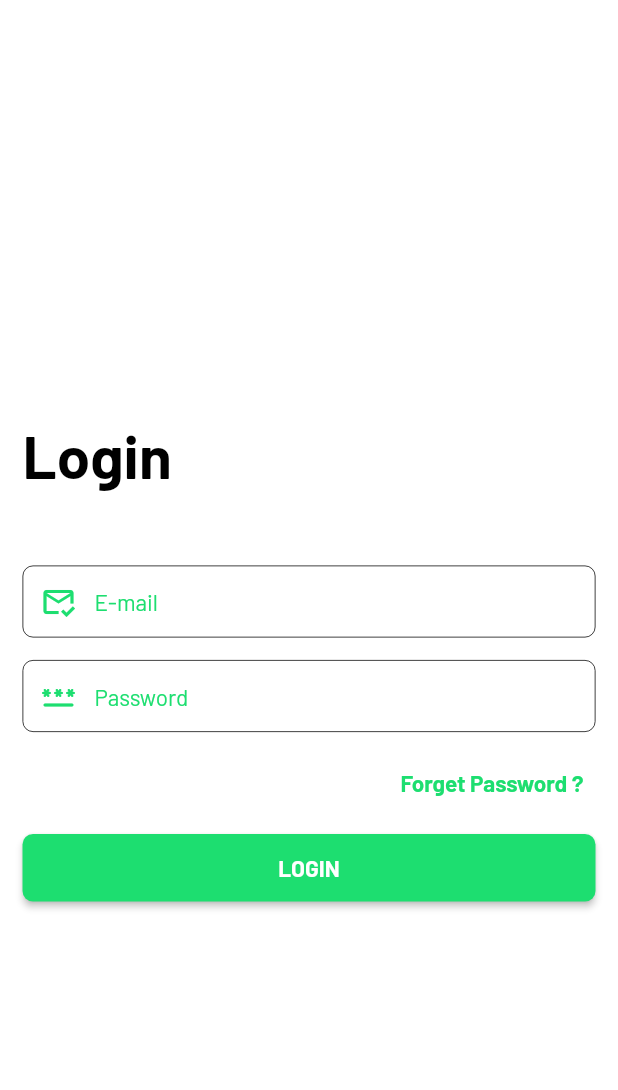
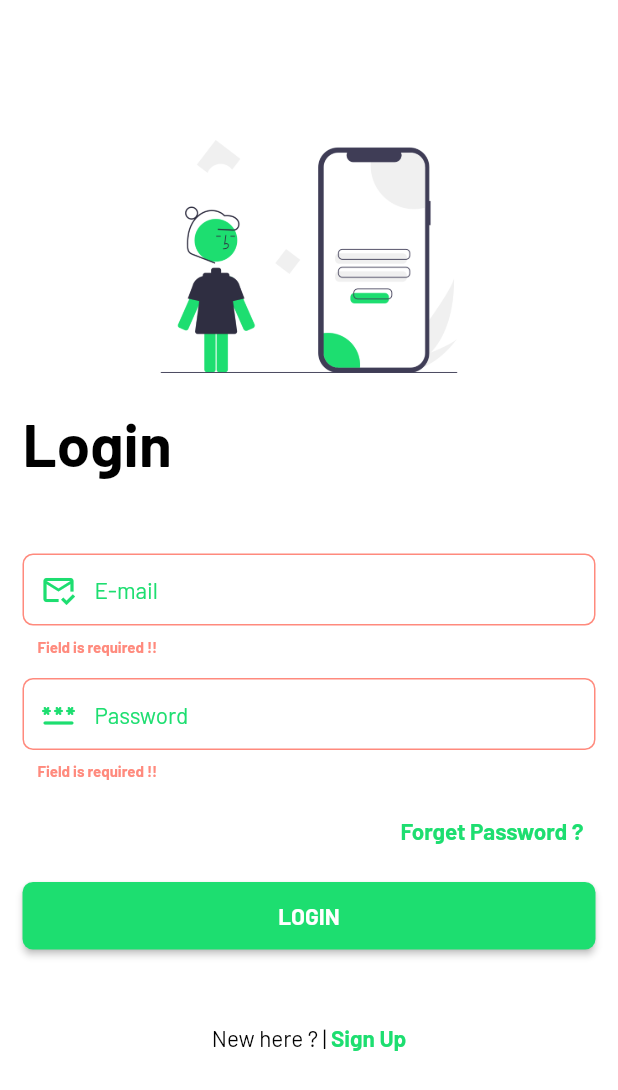
Before and after one commit to Neloy-SWE/E-Commerce-App, a Flutter app: the screen it shows after launch, after a tap on "LOGIN", on a phone screen of 412 x 824 dp. Shown: the top 1090 px of the screen. Run offline on Flutter 3.47's test engine with Material 2 defaults, Android fonts, the phone set to English and light mode, and no system bars.

Commit message:
login page ui fully complete

```diff
--- a/lib/components/app_theme.dart
+++ b/lib/components/app_theme.dart
@@ -34,7 +34,7 @@ class AppTheme {
         fontSize: 40,
         color: Colors.black,
       ),
-      headline4:TextStyle(
+      headline4: TextStyle(
         fontFamily: AllText.bold,
         fontSize: 10,
         color: AllColor.errorColor,
@@ -55,5 +55,6 @@ class AppTheme {
         color: AllColor.primaryColor,
       ),
     ),
+    colorScheme: ColorScheme.fromSwatch().copyWith(secondary: AllColor.primaryColor),
   );
 }
--- a/lib/screens/auth/login.dart
+++ b/lib/screens/auth/login.dart
@@ -1,8 +1,11 @@
 import 'package:flutter/material.dart';
 import 'package:my_ecommerce/components/all_input.dart';
 import 'package:my_ecommerce/components/buttons/general_button.dart';
+import 'package:my_ecommerce/screens/auth/signup.dart';
 import 'package:my_ecommerce/utils/constants.dart';
 import 'package:my_ecommerce/utils/strings.dart';
+
+import '../../utils/colors.dart';
 
 class LogIn extends StatefulWidget {
   const LogIn({Key? key}) : super(key: key);
@@ -15,7 +18,7 @@ class _LogInState extends State<LogIn> {
   final TextEditingController _emailController = TextEditingController();
   final TextEditingController _passController = TextEditingController();
 
-  int a = 0;
+  final _formKeyLogIn = GlobalKey<FormState>();
 
   @override
   dispose() {
@@ -29,15 +32,19 @@ class _LogInState extends State<LogIn> {
   @override
   Widget build(BuildContext context) {
     return Scaffold(
+      resizeToAvoidBottomInset: true,
       appBar: AppBar(
         backgroundColor: Colors.white,
       ),
-      body: Padding(
+      body: ListView(
         padding: Constants.paddingAll15,
-        child: Column(
-          mainAxisAlignment: MainAxisAlignment.center,
-          crossAxisAlignment: CrossAxisAlignment.start,
         children: [
+          Image.asset(
+            "assets/images/login.png",
+            height: 200,
+            width: double.infinity,
+          ),
+
           // login text
           Text(
             AllText.login,
@@ -45,6 +52,11 @@ class _LogInState extends State<LogIn> {
           ),
           Constants.gapH50,
 
+          //log in form
+          Form(
+            key: _formKeyLogIn,
+            child: Column(
+              children: [
                 // text field: email
                 AllInput.generaInput(
                   context: context,
@@ -54,6 +66,17 @@ class _LogInState extends State<LogIn> {
                   prefixIcon: Icons.mark_email_read_outlined,
                   label: AllText.email,
                   hint: AllText.emailHint,
+                  validatorFunction: (value) {
+                    String pattern =
+                        r"^[a-zA-Z0-9.a-zA-Z0-9.!#$%&'*+-/=?^_`{|}~]+@[a-zA-Z0-9]+\.[a-zA-Z]+";
+                    RegExp regExp = RegExp(pattern);
+                    if (value!.isEmpty) {
+                      return "Field is required !!";
+                    } else if (!regExp.hasMatch(value)) {
+                      return 'Please enter valid email';
+                    }
+                    return null;
+                  },
                 ),
                 Constants.gapH15,
 
@@ -62,13 +85,24 @@ class _LogInState extends State<LogIn> {
                   context: context,
                   controller: _passController,
                   textInputType: TextInputType.visiblePassword,
-              enterAction: TextInputAction.go,
+                  enterAction: TextInputAction.done,
                   prefixIcon: Icons.password_rounded,
                   label: AllText.password,
                   hint: AllText.passHint,
                   secure: true,
+                  validatorFunction: (value) {
+                    if (value!.isEmpty) {
+                      return "Field is required !!";
+                    } else if (value.length < 6) {
+                      return "password length is less than 6 !!";
+                    }
+                    return null;
+                  },
                 ),
                 Constants.gapH10,
+              ],
+            ),
+          ),
 
           // forget password
           Align(
@@ -89,13 +123,44 @@ class _LogInState extends State<LogIn> {
             btnText: AllText.loginCap,
             onTap: loginOnTap,
           ),
+          Constants.gapH50,
+
+          // sign up option
+          Row(
+            mainAxisAlignment: MainAxisAlignment.center,
+            children: [
+              Text(
+                AllText.newHere,
+                style: Theme.of(context).textTheme.bodyText1,
+              ),
+              GestureDetector(
+                onTap: goToSignUp,
+                child: Text(
+                  AllText.signUp,
+                  style: Theme.of(context).textTheme.bodyText1!.copyWith(
+                        color: AllColor.primaryColor,
+                        fontFamily: AllText.bold,
+                      ),
+                ),
+              ),
             ],
           ),
+        ],
       ),
     );
   }
 
   void loginOnTap() {
-    setState(() {});
+    if (_formKeyLogIn.currentState!.validate()) {
+      FocusScopeNode currentFocus = FocusScope.of(context);
+      if (!currentFocus.hasPrimaryFocus) {
+        currentFocus.unfocus();
       }
     }
+  }
+
+  void goToSignUp() {
+    Navigator.of(context).pushReplacement(
+        MaterialPageRoute(builder: (builder) => const SignUp()));
+  }
+}
--- /dev/null
+++ b/lib/screens/auth/signup.dart
@@ -0,0 +1,19 @@
+
+
+import 'package:flutter/material.dart';
+
+class SignUp extends StatefulWidget {
+  const SignUp({Key? key}) : super(key: key);
+
+  @override
+  State<SignUp> createState() => _SignUpState();
+}
+
+class _SignUpState extends State<SignUp> {
+  @override
+  Widget build(BuildContext context) {
+    return Scaffold(
+      appBar: AppBar(),
+    );
+  }
+}
--- a/lib/utils/strings.dart
+++ b/lib/utils/strings.dart
@@ -8,9 +8,11 @@ class AllText {
   static const String copyrightLeads = "©leads";
   static const String login = "Login";
   static const String email = "E-mail";
+  static const String signUp = "Sign Up";
   static const String emailHint = "hello@world.com...";
   static const String password = "Password";
   static const String passHint = "+-+-+-+-+";
   static const String forgetPass = "Forget Password ?";
   static const String loginCap = "LOGIN";
+  static const String newHere = "New here ? | ";
 }
```
Also changed, not shown: assets/images/login.png (added). Lines whose indentation alone changed are shown as unchanged.
